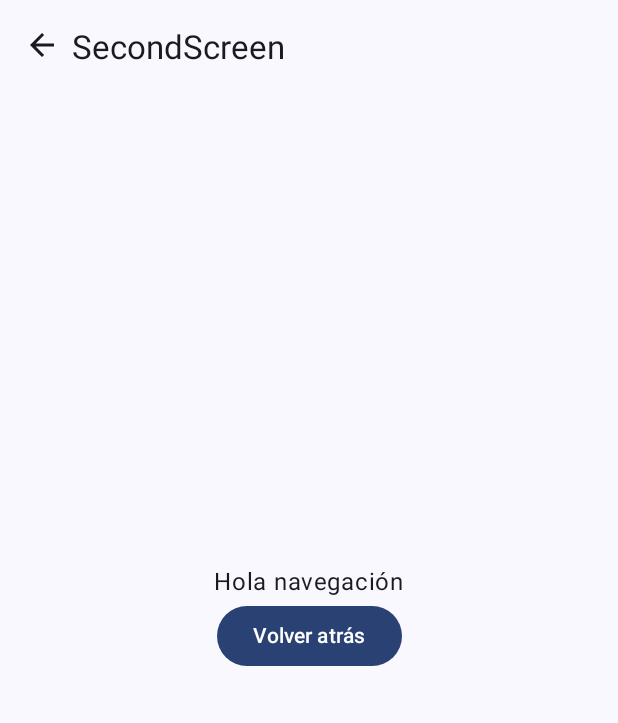
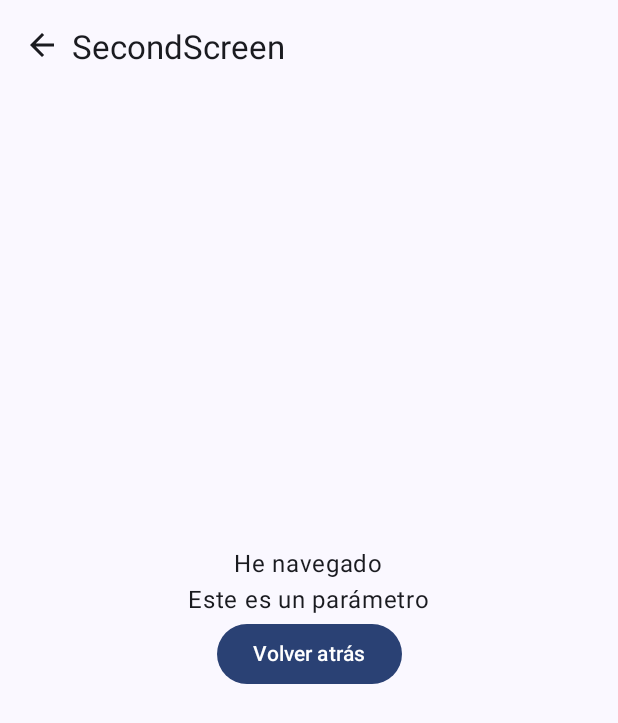
Before and after one commit to marodriguezd/CursoAndroid, an Android app built with Jetpack Compose: the screen it shows after launch (MainActivity), after a tap on "Navega", on a phone screen of 412 x 824 dp. Shown: the top 723 px of the screen. Run offline under Robolectric (Android 15) with nearby library versions, the phone set to English and light mode, and no system bars.

Commit message:
Terminado CÓMO Navegar entre Pantallas en JETPACK COMPOSE | #5

```diff
--- a/AndroidStudioProjects/JetpackCompeNavigation/app/src/main/java/com/marodriguezd/jetpackcompenavigation/navigation/AppNavigation.kt
+++ b/AndroidStudioProjects/JetpackCompeNavigation/app/src/main/java/com/marodriguezd/jetpackcompenavigation/navigation/AppNavigation.kt
@@ -1,22 +1,30 @@
 package com.marodriguezd.jetpackcompenavigation.navigation
 
 import androidx.compose.runtime.Composable
+import androidx.navigation.NavType
 import androidx.navigation.compose.NavHost
 import androidx.navigation.compose.composable
 import androidx.navigation.compose.rememberNavController
+import androidx.navigation.navArgument
 import com.marodriguezd.jetpackcompenavigation.screens.FirstScreen
 import com.marodriguezd.jetpackcompenavigation.screens.SecondScreen
 
 @Composable
 fun AppNavigation() {  // Se va a encargar de gestionar y conocer las pantallas de la app.
-    val navController = rememberNavController()  // Esta constante hay que propagarla entre todas las pantallas. Se encarga de guardar el estado de navegación entre ellas.
-    NavHost(navController = navController, startDestination = AppScreens.FirstScreen.route){
+    val navController =
+        rememberNavController()  // Esta constante hay que propagarla entre todas las pantallas. Se encarga de guardar el estado de navegación entre ellas.
+    NavHost(navController = navController, startDestination = AppScreens.FirstScreen.route) {
         // Esto estará formado por diferentes composables. Cada uno designando cada una de las pantallas.
         composable(route = AppScreens.FirstScreen.route) {
             FirstScreen(navController)
         }
-        composable(route = AppScreens.SecondScreen.route) {
-            SecondScreen(navController)
+        composable(route = AppScreens.SecondScreen.route + "/{text}",
+            arguments = listOf(navArgument(name = "text") {
+                type = NavType.StringType
+            })
+        )
+        {
+            SecondScreen(navController, it.arguments?.getString("text"))  // Posibilidad de nulo
         }
     }
 }
--- a/AndroidStudioProjects/JetpackCompeNavigation/app/src/main/java/com/marodriguezd/jetpackcompenavigation/screens/FirstScreen.kt
+++ b/AndroidStudioProjects/JetpackCompeNavigation/app/src/main/java/com/marodriguezd/jetpackcompenavigation/screens/FirstScreen.kt
@@ -40,7 +40,7 @@ fun BodyContent(navController: NavController) {
     ) {
         Text("Hola navegación")
         Button(onClick = {
-            navController.navigate(route = AppScreens.SecondScreen.route)
+            navController.navigate(route = AppScreens.SecondScreen.route + "/Este es un parámetro")
         }) {
             Text("Navega")
         }
--- a/AndroidStudioProjects/JetpackCompeNavigation/app/src/main/java/com/marodriguezd/jetpackcompenavigation/screens/SecondScreen.kt
+++ b/AndroidStudioProjects/JetpackCompeNavigation/app/src/main/java/com/marodriguezd/jetpackcompenavigation/screens/SecondScreen.kt
@@ -26,7 +26,7 @@ import com.marodriguezd.jetpackcompenavigation.navigation.AppScreens
 @OptIn(ExperimentalMaterial3Api::class)
 @SuppressLint("UnusedMaterial3ScaffoldPaddingParameter")  // Sin esto daba error.
 @Composable
-fun SecondScreen(navController: NavController) {
+fun SecondScreen(navController: NavController, text: String?) {
     Scaffold(topBar = {
         TopAppBar(title = {
             // Vamos a añadir una flecha para volver atrás
@@ -39,19 +39,22 @@ fun SecondScreen(navController: NavController) {
             Text(text = "      SecondScreen")  // No es la mejor opción pero va.
         })
     }) {  // Elemento gráfico para estructurar los elementos más típicos de una pantalla.
-        SecondBodyContent(navController)
+        SecondBodyContent(navController, text)
     }
 }
 
 @Composable
-fun SecondBodyContent(navController: NavController) {
+fun SecondBodyContent(navController: NavController, text: String?) {
     // Vamos a crear una columan con texto y botón.
     Column(  // Esto está modificado así para que se sitúe en el centro de la pantalla.
         modifier = Modifier.fillMaxSize(),
         verticalArrangement = Arrangement.Center,
         horizontalAlignment = Alignment.CenterHorizontally
     ) {
-        Text("Hola navegación")
+        Text("He navegado")
+        text?.let {  // Esto es para comprobar que no sea nulo, y en caso de ser asi seguir con el bloque
+            Text(it)
+        }
         Button(onClick = {
             // navController.navigate(route = AppScreens.FirstScreen.route)
             navController.popBackStack()  // Esto es mejor que lo de arriba, ya que directamente devuelve a la anterior.
```
